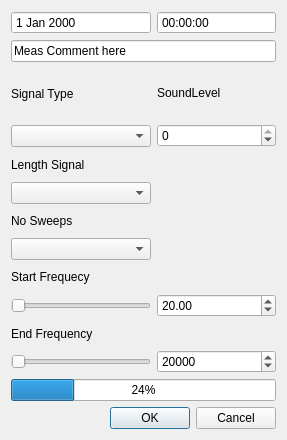
Above: ui/jBae_Meas_0_10_Meas.ui from Jee-Bee/Meas before the change. Below: the same form after it.
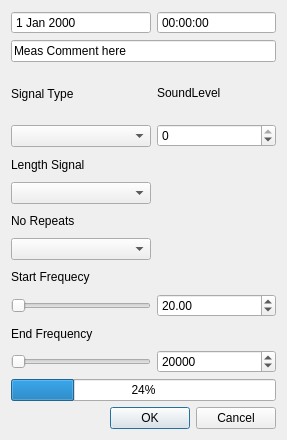
That is the form after the change.

Commit message: rename sweeps to repeats to correct all signals

```diff
--- a/ui/jBae_Meas_0_10_Meas.ui
+++ b/ui/jBae_Meas_0_10_Meas.ui
@@ -184,7 +184,7 @@
        <item>
         <widget class="QLabel" name="sweepsLab">
          <property name="text">
-          <string>No Sweeps</string>
+          <string>No Repeats</string>
          </property>
         </widget>
        </item>
```
Left out of the diff: 4 changed lines with no effect on the pictures. The commit also changes 2 other files.
